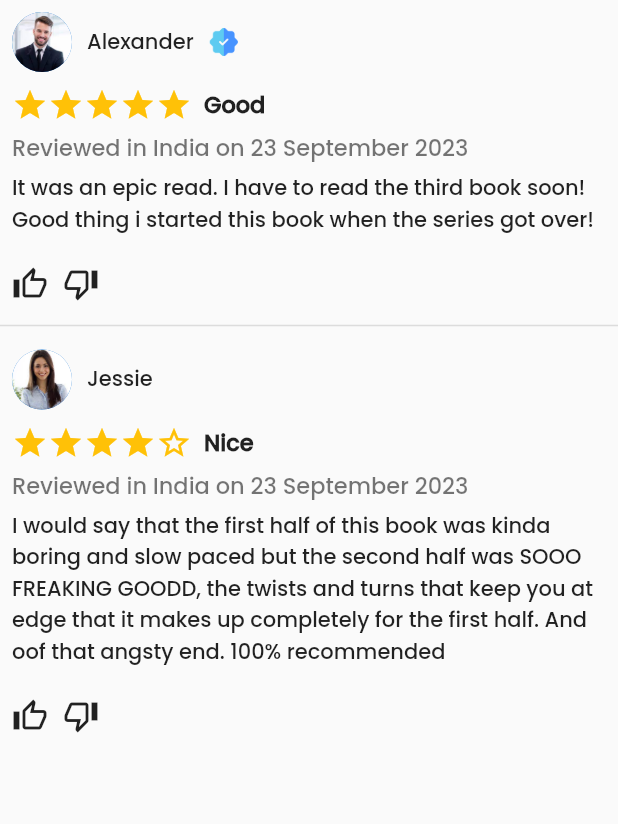
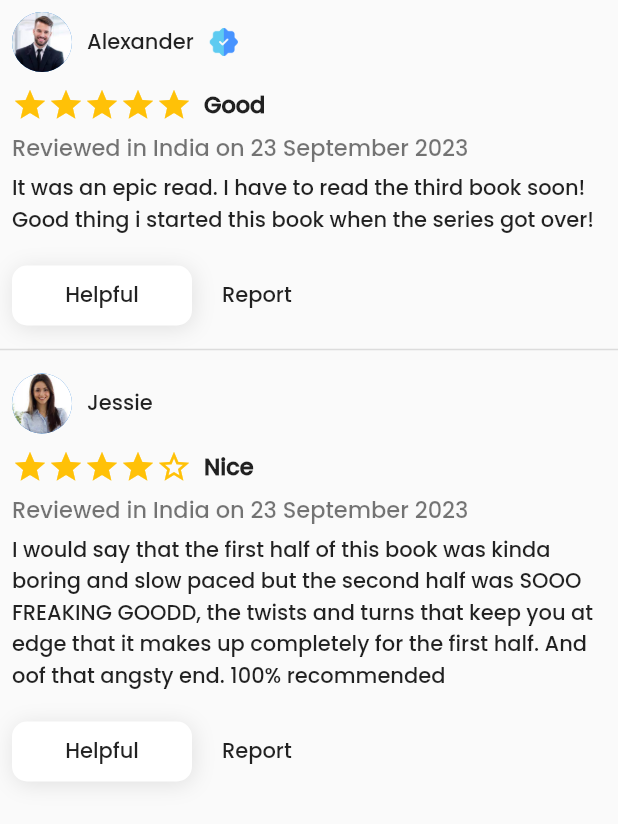
Before and after one commit to Mitun-at-work/ayu_hub, a Flutter app: the Review screen opened directly, on a phone screen of 412 x 824 dp. Shown: the top 824 px of the screen. Run offline on Flutter 3.47's test engine with Material 2 defaults, Android fonts, the light colour scheme and no system bars; our stand-ins replace cached_network_image, carousel_slider, smooth_page_indicator; network calls fail.

Commit message:
input review page updated

```diff
--- a/lib/features/ui/review/review_widgets/staffreview.dart
+++ b/lib/features/ui/review/review_widgets/staffreview.dart
@@ -6,12 +6,12 @@ class StaffReview extends StatelessWidget {
 
   @override
   Widget build(BuildContext context) {
-    return const Padding(
-      padding: EdgeInsets.all(8.0),
+    return Padding(
+      padding: const EdgeInsets.all(8.0),
       child: Column(
         crossAxisAlignment: CrossAxisAlignment.start,
         children: [
-          Row(
+          const Row(
             children: [
               CircleAvatar(
                 backgroundImage: AssetImage(
@@ -31,8 +31,8 @@ class StaffReview extends StatelessWidget {
               ),
             ],
           ),
-          SizedBox(height: 10),
-          Row(
+          const SizedBox(height: 10),
+          const Row(
             children: [
               Stars(value: 5),
               SizedBox(width: 8),
@@ -45,8 +45,8 @@ class StaffReview extends StatelessWidget {
               ),
             ],
           ),
-          SizedBox(height: 5),
-          Text(
+          const SizedBox(height: 5),
+          const Text(
             "Reviewed in India on 23 September 2023",
             style: TextStyle(
               color: Colors.black54,
@@ -54,23 +54,41 @@ class StaffReview extends StatelessWidget {
               fontSize: 15,
             ),
           ),
-          SizedBox(height: 5),
-          Text(
+          const SizedBox(height: 5),
+          const Text(
             "It was an epic read. I have to read the third book soon! Good thing i started this book when the series got over!",
             style: TextStyle(),
           ),
-          SizedBox(height: 20),
+          const SizedBox(height: 20),
           Row(
             children: [
-              Icon(
-                Icons.thumb_up_outlined,
+              Container(
+                alignment: Alignment.center,
+                height: 40,
+                width: 120,
+                decoration: BoxDecoration(
+                  borderRadius: BorderRadius.circular(10),
+                  color: Colors.white,
+                  boxShadow: [
+                    BoxShadow(
+                      color: Colors.black.withOpacity(.1),
+                      spreadRadius: .1,
+                      blurRadius: 12,
+                      offset: const Offset(1, 2),
+                    ),
+                  ],
+                ),
+                child: const Text("Helpful"),
               ),
-              SizedBox(width: 10),
-              Icon(
-                Icons.thumb_down_outlined,
+              const SizedBox(width: 10),
+              const VerticalDivider(
+                width: 10,
+                thickness: 2,
+                color: Colors.black,
               ),
+              const Text("Report")
             ],
-          )
+          ),
         ],
       ),
     );
--- a/lib/features/ui/review/review_widgets/studentreview.dart
+++ b/lib/features/ui/review/review_widgets/studentreview.dart
@@ -6,12 +6,12 @@ class StudentReview extends StatelessWidget {
 
   @override
   Widget build(BuildContext context) {
-    return const Padding(
-      padding: EdgeInsets.all(8.0),
+    return Padding(
+      padding: const EdgeInsets.all(8.0),
       child: Column(
         crossAxisAlignment: CrossAxisAlignment.start,
         children: [
-          Row(
+          const Row(
             children: [
               CircleAvatar(
                 backgroundImage: AssetImage("assets/images/person(2).jpeg"),
@@ -23,8 +23,8 @@ class StudentReview extends StatelessWidget {
               ),
             ],
           ),
-          SizedBox(height: 10),
-          Row(
+          const SizedBox(height: 10),
+          const Row(
             children: [
               Stars(value: 4),
               SizedBox(width: 8),
@@ -37,8 +37,8 @@ class StudentReview extends StatelessWidget {
               ),
             ],
           ),
-          SizedBox(height: 5),
-          Text(
+          const SizedBox(height: 5),
+          const Text(
             "Reviewed in India on 23 September 2023",
             style: TextStyle(
               color: Colors.black54,
@@ -46,23 +46,41 @@ class StudentReview extends StatelessWidget {
               fontSize: 15,
             ),
           ),
-          SizedBox(height: 5),
-          Text(
+          const SizedBox(height: 5),
+          const Text(
             "I would say that the first half of this book was kinda boring and slow paced but the second half was SOOO FREAKING GOODD, the twists and turns that keep you at edge that it makes up completely for the first half. And oof that angsty end. 100% recommended",
             style: TextStyle(),
           ),
-          SizedBox(height: 20),
+          const SizedBox(height: 20),
           Row(
             children: [
-              Icon(
-                Icons.thumb_up_outlined,
+              Container(
+                alignment: Alignment.center,
+                height: 40,
+                width: 120,
+                decoration: BoxDecoration(
+                  borderRadius: BorderRadius.circular(10),
+                  color: Colors.white,
+                  boxShadow: [
+                    BoxShadow(
+                      color: Colors.black.withOpacity(.1),
+                      spreadRadius: .1,
+                      blurRadius: 12,
+                      offset: const Offset(1, 2),
+                    ),
+                  ],
+                ),
+                child: const Text("Helpful"),
               ),
-              SizedBox(width: 10),
-              Icon(
-                Icons.thumb_down_outlined,
+              const SizedBox(width: 10),
+              const VerticalDivider(
+                width: 10,
+                thickness: 2,
+                color: Colors.black,
               ),
+              const Text("Report")
             ],
-          )
+          ),
         ],
       ),
     );
```
Also changed, not shown: lib/features/ui/review/enterreview.dart (added, +75 -0 lines), lib/features/ui/review/review_widgets/inputfield.dart (added, +34 -0 lines), lib/features/ui/review/review_widgets/ratingstar.dart (added, +23 -0 lines), lib/features/ui/review/review_widgets/title.dart (added, +20 -0 lines), lib/features/ui/review/reviewpage.dart (+18 -1 lines).
